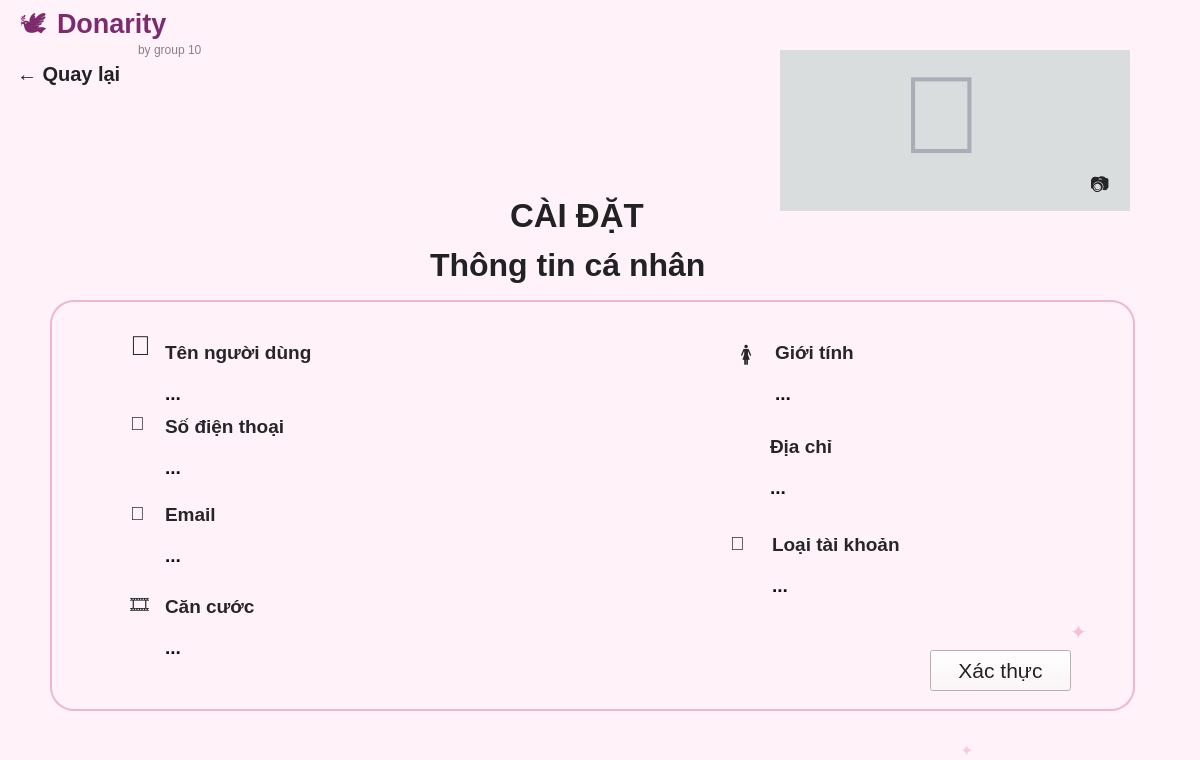
Above: profile.ui from BossNH/DATA before the change. Below: the same form after it.
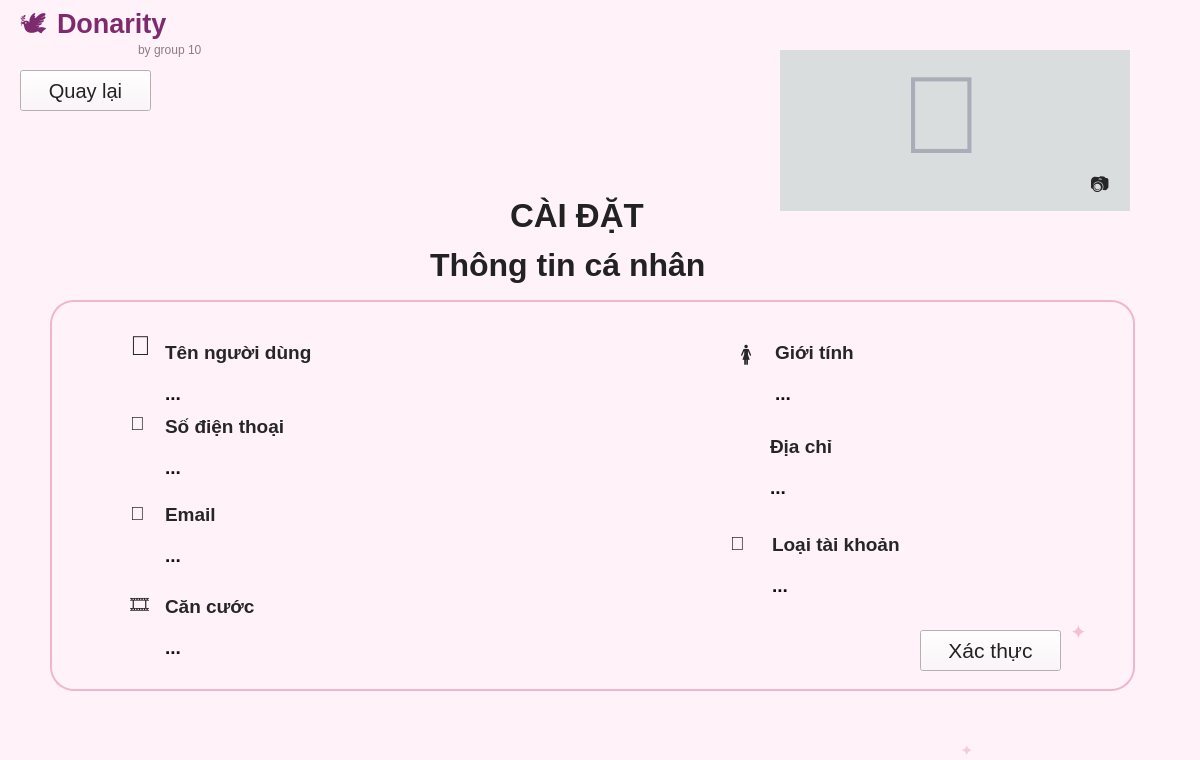
That is the form after the change.

Diff of the .ui file:
```diff
--- a/profile.ui
+++ b/profile.ui
@@ -103,7 +103,7 @@
       <x>50</x>
       <y>300</y>
       <width>1085</width>
-      <height>411</height>
+      <height>391</height>
      </rect>
     </property>
     <property name="frameShape">
@@ -172,8 +172,8 @@
      <widget class="QPushButton" name="NutXacThuc">
       <property name="geometry">
        <rect>
-        <x>450</x>
-        <y>180</y>
+        <x>440</x>
+        <y>160</y>
         <width>141</width>
         <height>41</height>
        </rect>
@@ -576,27 +576,6 @@
      <string>Donarity</string>
     </property>
    </widget>
-   <widget class="QLabel" name="back">
-    <property name="geometry">
-     <rect>
-      <x>17</x>
-      <y>62</y>
-      <width>120</width>
-      <height>24</height>
-     </rect>
-    </property>
-    <property name="font">
-     <font>
-      <family>Segoe UI</family>
-      <pointsize>15</pointsize>
-      <weight>75</weight>
-      <bold>true</bold>
-     </font>
-    </property>
-    <property name="text">
-     <string>← Quay lại</string>
-    </property>
-   </widget>
    <widget class="QLabel" name="logo_icon">
     <property name="geometry">
      <rect>
@@ -694,6 +673,25 @@
      </property>
     </widget>
    </widget>
+   <widget class="QPushButton" name="back">
+    <property name="geometry">
+     <rect>
+      <x>20</x>
+      <y>70</y>
+      <width>131</width>
+      <height>41</height>
+     </rect>
+    </property>
+    <property name="font">
+     <font>
+      <family>Segoe UI</family>
+      <pointsize>15</pointsize>
+     </font>
+    </property>
+    <property name="text">
+     <string>Quay lại</string>
+    </property>
+   </widget>
   </widget>
  </widget>
  <resources/>
```
